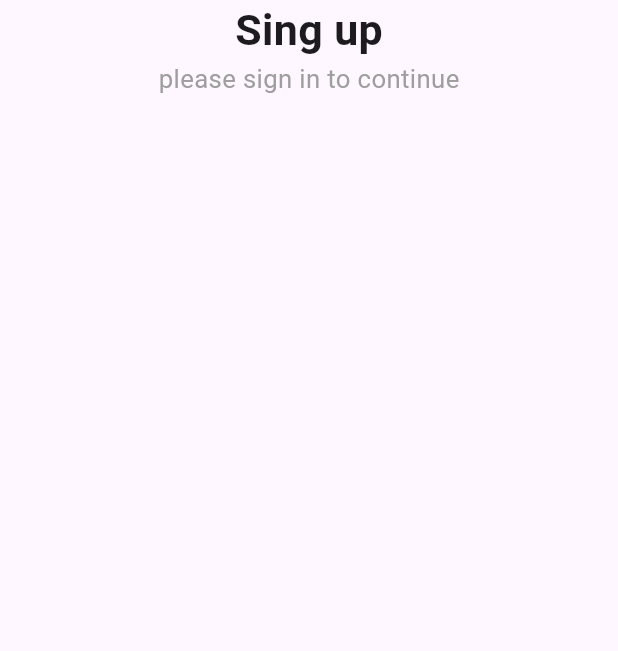
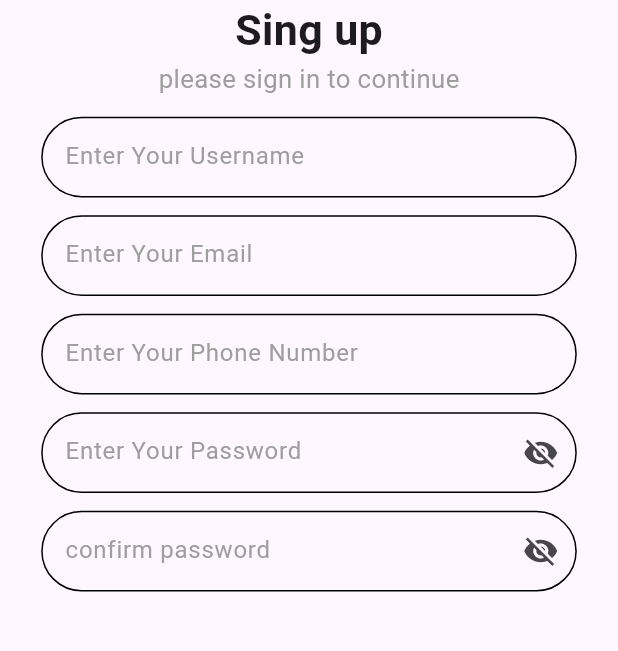
Before and after one commit to AbdelrahmanAyman1/egypt_tour, a Flutter app: the SingUp screen opened by its route, on a phone screen of 412 x 824 dp, the part 276-927 px from its top. Run offline on Flutter 3.47's test engine with Material 3 defaults, Android fonts, the phone set to English and light mode, and no system bars; our stand-ins replace flutter_screenutil, google_fonts.

Commit message:
create text form

```diff
--- a/lib/screens/sing_up.dart
+++ b/lib/screens/sing_up.dart
@@ -2,15 +2,26 @@ import 'package:flutter/material.dart';
 import 'package:flutter_screenutil/flutter_screenutil.dart';
 import 'package:google_fonts/google_fonts.dart';
 
-class SingUp extends StatelessWidget {
+import '../widgets/custom_text_feild.dart';
+
+class SingUp extends StatefulWidget {
   static String routeName = 'singUp';
 
   const SingUp({super.key});
 
   @override
+  State<SingUp> createState() => _SingUpState();
+}
+
+class _SingUpState extends State<SingUp> {
+  bool passwordVisible = true;
+  IconData visibleIcon = Icons.visibility_off;
+
+  @override
   Widget build(BuildContext context) {
     return Scaffold(
-      body: Column(
+      body: SingleChildScrollView(
+        child: Column(
           children: [
             Center(
               child: Image.asset(
@@ -27,10 +38,52 @@ class SingUp extends StatelessWidget {
             ),
             Text(
               'please sign in to continue',
-            style: GoogleFonts.radioCanada(fontSize: 15.sp, color: Colors.grey),
+              style:
+                  GoogleFonts.radioCanada(fontSize: 15.sp, color: Colors.grey),
             ),
+            SizedBox(height: 10.h),
+            const CustomTextField(hint: 'Enter Your Username'),
+            SizedBox(height: 10.h),
+            const CustomTextField(
+                hint: 'Enter Your Email',
+                keyboardType: TextInputType.emailAddress),
+            SizedBox(height: 10.h),
+            const CustomTextField(
+                hint: 'Enter Your Phone Number',
+                keyboardType: TextInputType.phone),
+            SizedBox(height: 10.h),
+            CustomTextField(
+                hint: 'Enter Your Password',
+                obscureText: passwordVisible,
+                suffixIcon: IconButton(
+                    onPressed: () {
+                      visiblePassword();
+                    },
+                    icon: Icon(visibleIcon))),
+            SizedBox(height: 10.h),
+            CustomTextField(
+                hint: 'confirm password',
+                obscureText: passwordVisible,
+                suffixIcon: IconButton(
+                    onPressed: () {
+                      visiblePassword();
+                    },
+                    icon: Icon(visibleIcon))),
           ],
+        ),
       ),
     );
   }
+
+  void visiblePassword() {
+    setState(() {
+      if (passwordVisible == true) {
+        passwordVisible = false;
+        visibleIcon = Icons.visibility;
+      } else if (passwordVisible == false) {
+        passwordVisible = true;
+        visibleIcon = Icons.visibility_off;
       }
+    });
+  }
+}
--- /dev/null
+++ b/lib/widgets/custom_text_feild.dart
@@ -0,0 +1,42 @@
+import 'package:flutter/material.dart';
+import 'package:flutter_screenutil/flutter_screenutil.dart';
+
+class CustomTextField extends StatelessWidget {
+  const CustomTextField(
+      {super.key,
+      required this.hint,
+      this.keyboardType,
+      this.obscureText,
+      this.suffixIcon});
+
+  final String hint;
+  final TextInputType? keyboardType;
+  final bool? obscureText;
+  final Widget? suffixIcon;
+
+  @override
+  Widget build(BuildContext context) {
+    return SizedBox(
+      height: 45.h,
+      width: 312.w,
+      child: TextFormField(
+        keyboardType: keyboardType,
+        obscureText: obscureText ?? false,
+        decoration: InputDecoration(
+          suffixIcon: suffixIcon,
+          hintText: hint,
+          hintStyle: const TextStyle(color: Colors.grey),
+          border: OutlineInputBorder(borderRadius: BorderRadius.circular(50.w)),
+          focusedBorder: OutlineInputBorder(
+            borderSide: const BorderSide(color: Colors.black),
+            borderRadius: BorderRadius.circular(50.w),
+          ),
+          enabledBorder: OutlineInputBorder(
+            borderSide: const BorderSide(color: Colors.black),
+            borderRadius: BorderRadius.circular(50.w),
+          ),
+        ),
+      ),
+    );
+  }
+}
```
Lines whose indentation alone changed are shown as unchanged.
